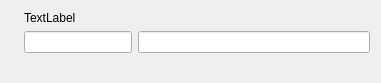
Old version of the form lab1/credentialwidget.ui in the repository Ekaterine65/221-329_Ivanova.
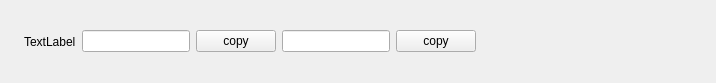
New version of the form. Icons and pictures are not drawn.

Commit message: copy credential

What changed in the file:
```diff
--- a/lab1/credentialwidget.ui
+++ b/lab1/credentialwidget.ui
@@ -6,7 +6,7 @@
    <rect>
     <x>0</x>
     <y>0</y>
-    <width>381</width>
+    <width>716</width>
     <height>83</height>
    </rect>
   </property>
@@ -16,8 +16,8 @@
   <property name="autoFillBackground">
    <bool>false</bool>
   </property>
-  <layout class="QGridLayout" name="gridLayout">
-   <item row="0" column="0">
+  <layout class="QHBoxLayout" name="horizontalLayout_2">
+   <item>
     <widget class="QLabel" name="icon">
      <property name="text">
       <string/>
@@ -27,23 +27,30 @@
      </property>
     </widget>
    </item>
-   <item row="0" column="1">
-    <layout class="QFormLayout" name="formLayout">
-     <item row="0" column="0">
+   <item>
       <widget class="QLabel" name="label">
        <property name="text">
         <string>TextLabel</string>
        </property>
       </widget>
      </item>
-     <item row="1" column="0">
+   <item>
+    <layout class="QHBoxLayout" name="horizontalLayout">
+     <item>
       <widget class="QLineEdit" name="loginText">
        <property name="echoMode">
         <enum>QLineEdit::Normal</enum>
        </property>
       </widget>
      </item>
-     <item row="1" column="1">
+     <item>
+      <widget class="QPushButton" name="copyLog">
+       <property name="text">
+        <string>copy</string>
+       </property>
+      </widget>
+     </item>
+     <item>
       <widget class="QLineEdit" name="passwordText">
        <property name="echoMode">
         <enum>QLineEdit::Normal</enum>
@@ -56,8 +63,28 @@
        </property>
       </widget>
      </item>
+     <item>
+      <widget class="QPushButton" name="copyPass">
+       <property name="text">
+        <string>copy</string>
+       </property>
+      </widget>
+     </item>
     </layout>
    </item>
+   <item>
+    <spacer name="horizontalSpacer">
+     <property name="orientation">
+      <enum>Qt::Horizontal</enum>
+     </property>
+     <property name="sizeHint" stdset="0">
+      <size>
+       <width>40</width>
+       <height>58</height>
+      </size>
+     </property>
+    </spacer>
+   </item>
   </layout>
  </widget>
  <resources/>
```
Lines whose indentation alone changed are shown as unchanged. The commit also changes 19 other files.
